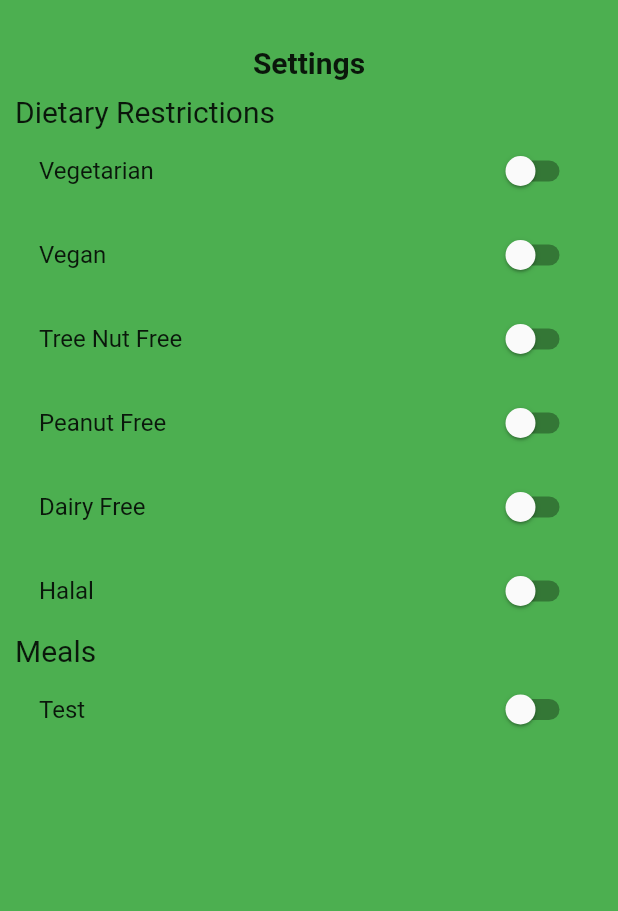
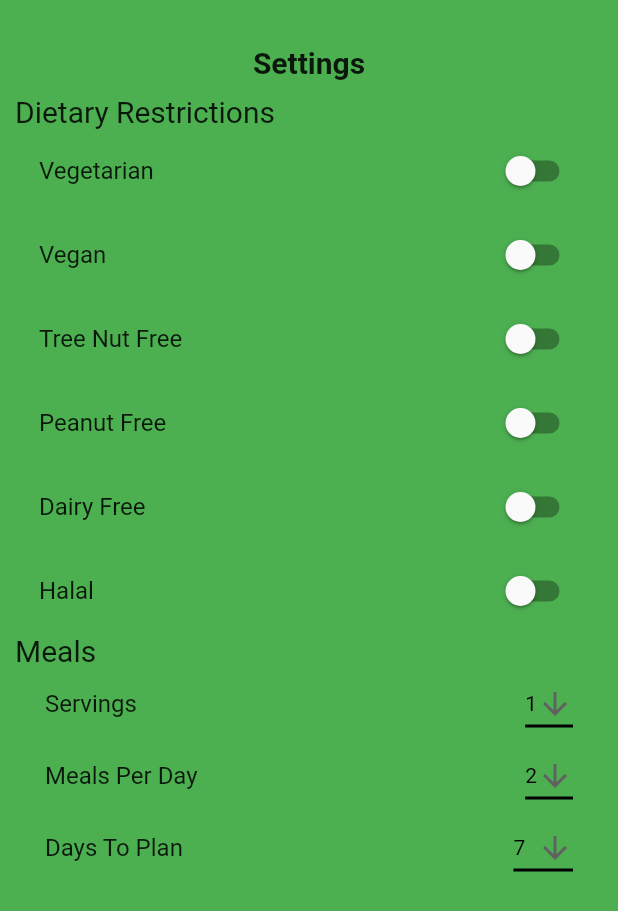
Before and after one commit to christopherlam888/recipe-ready-frontend, a Flutter app: the Settings screen opened by its route, on a phone screen of 412 x 824 dp. Shown: the top 911 px of the screen. Run offline on Flutter 3.47's test engine with Material 2 defaults, Android fonts, the phone set to English and light mode, and no system bars; our stand-ins replace flutter_slidable, grouped_list.

Commit message:
added all settings and respective variables

```diff
--- a/lib/settings.dart
+++ b/lib/settings.dart
@@ -5,9 +5,22 @@ class Settings extends StatefulWidget {
   _SettingsState createState() => _SettingsState();
 }
 
-bool _isSet = false;
+class _SettingsState extends State<Settings> {
 
-class _SettingsState extends State<Settings> {
+  bool _isVegetarian = false;
+  bool _isVegan = false;
+  bool _isTreeNutFree = false;
+  bool _isPeanutFree = false;
+  bool _isDairyFree = false;
+  bool _isHalal = false;
+
+  String yield = "1";
+  int yieldInt = 1;
+  String meals = "2";
+  int mealsInt = 2;
+  String days = "7";
+  int daysInt = 7;
+
   @override
   Widget build(BuildContext context) {
     return Scaffold(
@@ -31,60 +44,60 @@ class _SettingsState extends State<Settings> {
               SwitchListTile(
                 title: Text("Vegetarian"),
                 activeColor: Colors.black,
-                value: _isSet,
+                value: _isVegetarian,
                 onChanged: (bool value){
                   setState(() {
-                    _isSet = value;
+                    _isVegetarian = value;
                   });
                 },
               ),
               SwitchListTile(
                 title: Text("Vegan"),
                 activeColor: Colors.black,
-                value: _isSet,
+                value: _isVegan,
                 onChanged: (bool value){
                   setState(() {
-                    _isSet = value;
+                    _isVegan = value;
                   });
                 },
               ),
               SwitchListTile(
                 title: Text("Tree Nut Free"),
                 activeColor: Colors.black,
-                value: _isSet,
+                value: _isTreeNutFree,
                 onChanged: (bool value){
                   setState(() {
-                    _isSet = value;
+                    _isTreeNutFree = value;
                   });
                 },
               ),
               SwitchListTile(
                 title: Text("Peanut Free"),
                 activeColor: Colors.black,
-                value: _isSet,
+                value: _isPeanutFree,
                 onChanged: (bool value){
                   setState(() {
-                    _isSet = value;
+                    _isPeanutFree = value;
                   });
                 },
               ),
               SwitchListTile(
                 title: Text("Dairy Free"),
                 activeColor: Colors.black,
-                value: _isSet,
+                value: _isDairyFree,
                 onChanged: (bool value){
                   setState(() {
-                    _isSet = value;
+                    _isDairyFree = value;
                   });
                 },
               ),
               SwitchListTile(
                 title: Text("Halal"),
                 activeColor: Colors.black,
-                value: _isSet,
+                value: _isHalal,
                 onChanged: (bool value){
                   setState(() {
-                    _isSet = value;
+                    _isHalal = value;
                   });
                 },
               ),
@@ -92,15 +105,113 @@ class _SettingsState extends State<Settings> {
                 "Meals",
                 style: TextStyle(fontSize: 20),
               ),
-              SwitchListTile(
-                title: Text("Test"),
-                activeColor: Colors.black,
-                value: _isSet,
-                onChanged: (bool value){
-                  setState(() {
-                    _isSet = value;
-                  });
-                },
+              Padding(
+                padding: const EdgeInsets.symmetric(horizontal: 20.0),
+                child: Row(
+                  mainAxisAlignment: MainAxisAlignment.spaceBetween,
+                  children: [
+                    Text(
+                      "Servings",
+                      style: TextStyle(fontSize: 16),
+                    ),
+                    DropdownButton<String>(
+                      value: yield,
+                      icon: const Icon(Icons.arrow_downward),
+                      iconSize: 24,
+                      elevation: 16,
+                      style: const TextStyle(color: Colors.black),
+                      underline: Container(
+                        height: 2,
+                        color: Colors.black
+                      ),
+                      onChanged: (String newValue) {
+                        setState(() {
+                          yield = newValue;
+                          yieldInt = int.parse(newValue);
+                        });
+                      },
+                      items: <String>['1', '2', '3', '4', '5', '6', '7', '8']
+                          .map<DropdownMenuItem<String>>((String value) {
+                        return DropdownMenuItem<String>(
+                          value: value,
+                          child: Text(value),
+                        );
+                      }).toList(),
+                    ),
+                  ],
+                ),
+              ),
+              Padding(
+                padding: const EdgeInsets.symmetric(horizontal: 20.0),
+                child: Row(
+                  mainAxisAlignment: MainAxisAlignment.spaceBetween,
+                  children: [
+                    Text(
+                      "Meals Per Day",
+                      style: TextStyle(fontSize: 16),
+                    ),
+                    DropdownButton<String>(
+                      value: meals,
+                      icon: const Icon(Icons.arrow_downward),
+                      iconSize: 24,
+                      elevation: 16,
+                      style: const TextStyle(color: Colors.black),
+                      underline: Container(
+                          height: 2,
+                          color: Colors.black
+                      ),
+                      onChanged: (String newValue) {
+                        setState(() {
+                          meals = newValue;
+                          mealsInt = int.parse(newValue);
+                        });
+                      },
+                      items: <String>['1', '2', '3', '4', '5']
+                          .map<DropdownMenuItem<String>>((String value) {
+                        return DropdownMenuItem<String>(
+                          value: value,
+                          child: Text(value),
+                        );
+                      }).toList(),
+                    ),
+                  ],
+                ),
+              ),
+              Padding(
+                padding: const EdgeInsets.symmetric(horizontal: 20.0),
+                child: Row(
+                  mainAxisAlignment: MainAxisAlignment.spaceBetween,
+                  children: [
+                    Text(
+                      "Days To Plan",
+                      style: TextStyle(fontSize: 16),
+                    ),
+                    DropdownButton<String>(
+                      value: days,
+                      icon: const Icon(Icons.arrow_downward),
+                      iconSize: 24,
+                      elevation: 16,
+                      style: const TextStyle(color: Colors.black),
+                      underline: Container(
+                          height: 2,
+                          color: Colors.black
+                      ),
+                      onChanged: (String newValue) {
+                        setState(() {
+                          days = newValue;
+                          daysInt = int.parse(newValue);
+                        });
+                      },
+                      items: <String>['1', '2', '3', '4', '5', '6', '7', '8', '9', '10', '11', '12', '13', '14']
+                          .map<DropdownMenuItem<String>>((String value) {
+                        return DropdownMenuItem<String>(
+                          value: value,
+                          child: Text(value),
+                        );
+                      }).toList(),
+                    ),
+                  ],
+                ),
               ),
             ],
           ),
```
